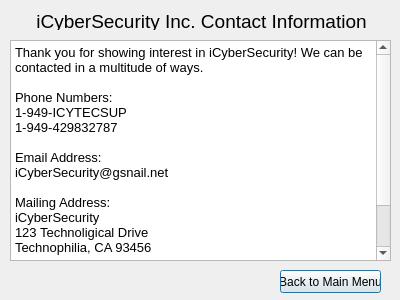
The window that contactus.ui (OverworldLord/pxgic) describes before a commit, drawn with Qt 5.
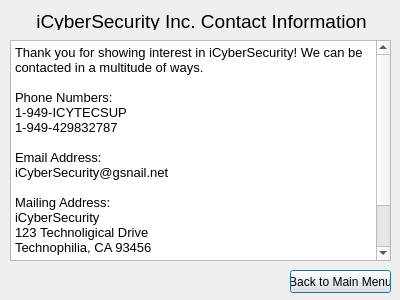
The same window after the commit.

The edit to the form file:
```diff
--- a/contactus.ui
+++ b/contactus.ui
@@ -60,7 +60,7 @@
   <widget class="QPushButton" name="pushButton">
    <property name="geometry">
     <rect>
-     <x>280</x>
+     <x>290</x>
      <y>270</y>
      <width>101</width>
      <height>23</height>
```
